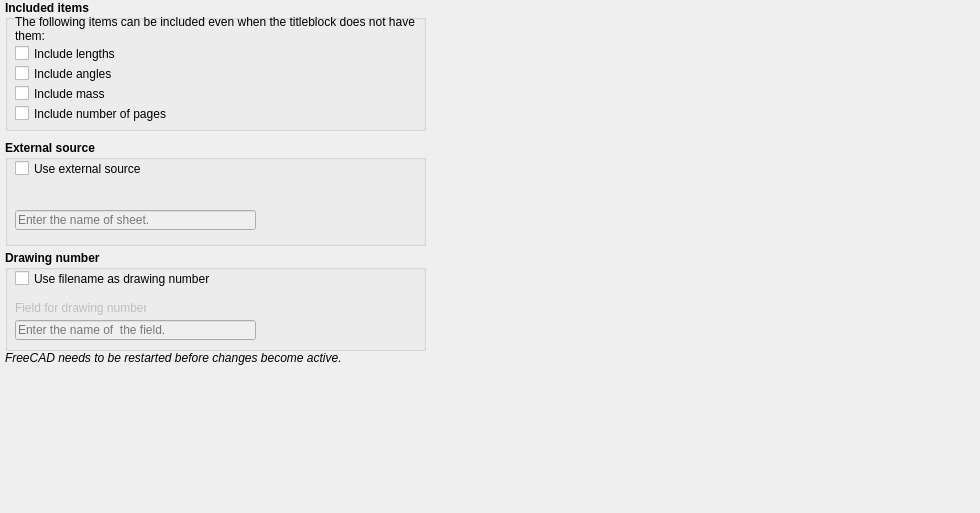
Before: the Qt Designer form UI/PreferenceUI.ui in APEbbers/TitleBlock-WB, drawn with Qt 5.
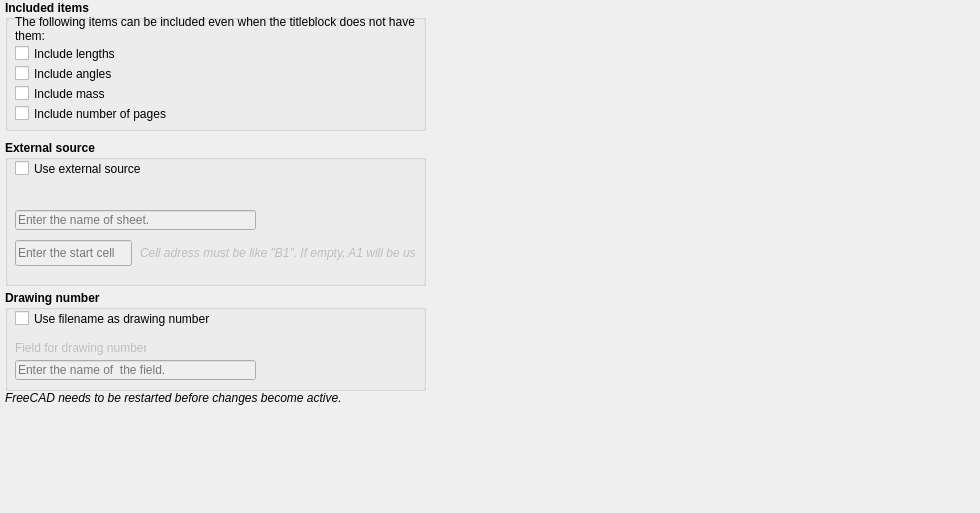
After: the same form once the commit is applied. Custom widgets are drawn as their Qt base class.

Commit message: Export to excelsheet added. If use external source is enabled. the toolbar has a different control. Start point  for import from excel added. (A1, B2, etc)

```diff
--- a/UI/PreferenceUI.ui
+++ b/UI/PreferenceUI.ui
@@ -26,7 +26,7 @@
    <property name="geometry">
     <rect>
      <x>5</x>
-     <y>250</y>
+     <y>290</y>
      <width>421</width>
      <height>101</height>
     </rect>
@@ -131,7 +131,7 @@
      <x>5</x>
      <y>140</y>
      <width>421</width>
-     <height>106</height>
+     <height>146</height>
     </rect>
    </property>
    <property name="font">
@@ -239,6 +239,63 @@
      <cstring>TechDrawTitleBlockUtility</cstring>
     </property>
    </widget>
+   <widget class="Gui::PrefLineEdit" name="StartCell">
+    <property name="enabled">
+     <bool>false</bool>
+    </property>
+    <property name="geometry">
+     <rect>
+      <x>10</x>
+      <y>100</y>
+      <width>117</width>
+      <height>26</height>
+     </rect>
+    </property>
+    <property name="font">
+     <font>
+      <weight>50</weight>
+      <bold>false</bold>
+     </font>
+    </property>
+    <property name="inputMask">
+     <string/>
+    </property>
+    <property name="text">
+     <string/>
+    </property>
+    <property name="placeholderText">
+     <string>Enter the start cell</string>
+    </property>
+    <property name="prefEntry" stdset="0">
+     <cstring>StartCell</cstring>
+    </property>
+    <property name="prefPath" stdset="0">
+     <cstring>TechDrawTitleBlockUtility</cstring>
+    </property>
+   </widget>
+   <widget class="QLabel" name="label_2">
+    <property name="enabled">
+     <bool>false</bool>
+    </property>
+    <property name="geometry">
+     <rect>
+      <x>135</x>
+      <y>105</y>
+      <width>276</width>
+      <height>16</height>
+     </rect>
+    </property>
+    <property name="font">
+     <font>
+      <weight>50</weight>
+      <italic>true</italic>
+      <bold>false</bold>
+     </font>
+    </property>
+    <property name="text">
+     <string>Cell adress must be like &quot;B1&quot;. If empty, A1 will be used.</string>
+    </property>
+   </widget>
   </widget>
   <widget class="QGroupBox" name="groupBox_3">
    <property name="geometry">
@@ -391,7 +448,7 @@
    <property name="geometry">
     <rect>
      <x>5</x>
-     <y>350</y>
+     <y>390</y>
      <width>401</width>
      <height>16</height>
     </rect>
```
Left out of the diff: 32 changed lines with no effect on the pictures. The commit also changes 21 other files.
